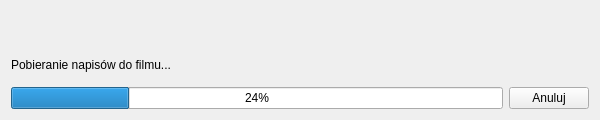
This is ui/frmprogress.ui in QNapi/qnapi as Qt 5 draws it before an edit. The edited form follows.
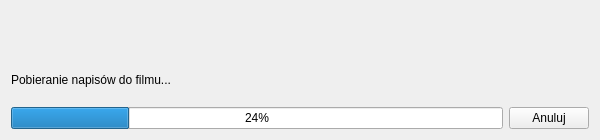
This is the edited form. Icons and pictures are not drawn.

Commit message: Lekko powiekszone wymiary formy

What changed in the file:
```diff
--- a/ui/frmprogress.ui
+++ b/ui/frmprogress.ui
@@ -6,13 +6,13 @@
     <x>0</x>
     <y>0</y>
     <width>600</width>
-    <height>120</height>
+    <height>140</height>
    </rect>
   </property>
   <property name="minimumSize" >
    <size>
     <width>580</width>
-    <height>100</height>
+    <height>140</height>
    </size>
   </property>
   <property name="maximumSize" >
```
